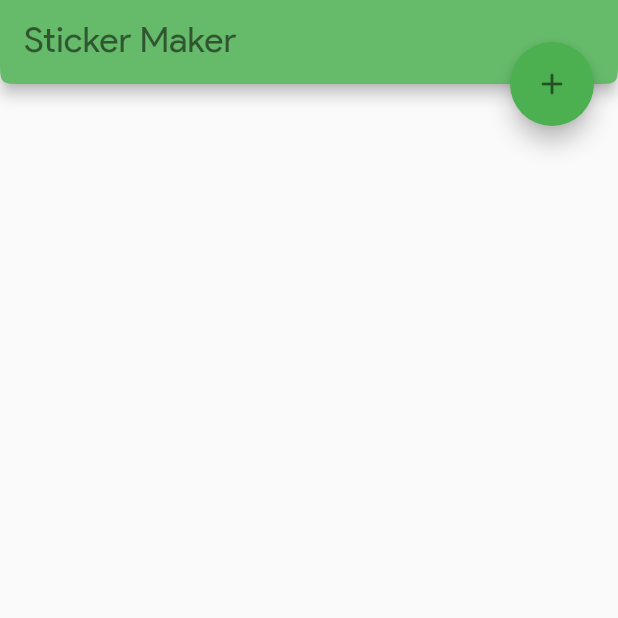
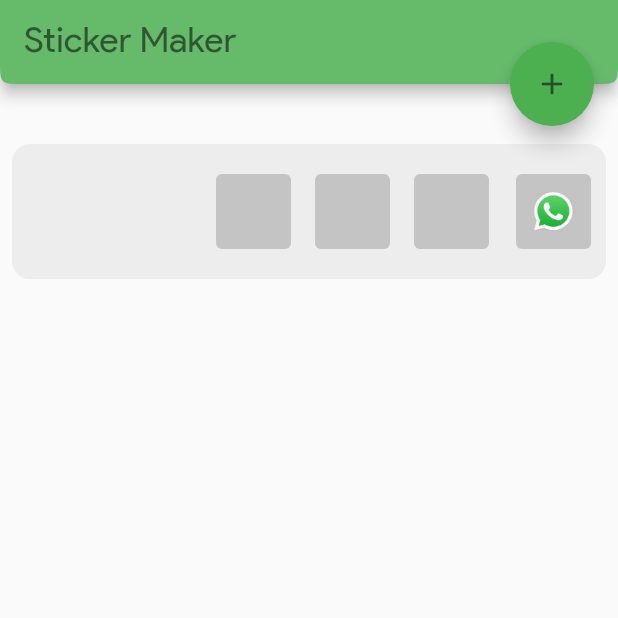
Before and after one commit to mstech66/stickermaker, a Flutter app: the AddSticker screen opened by its route, after a tap on the "save" icon, on a phone screen of 412 x 824 dp, the top half of it. Run offline on Flutter 3.47's test engine with Material 2 defaults, Android fonts, the phone set to English and light mode, and no system bars; our stand-ins replace equatable, file_picker, flutter_bloc, flutter_image_compress, sembast; missing offline and left inert: whatsapp_stickers.

Commit message:
Reformatted Sticker List Page
Added sticker_tile that shows up sticker title, and top 3 stickers along with placeholders and addToWhatsapp button
Add To Whatsapp button and sticker tile click is non-functional atm
Added splash event when click on it with Inkwell

```diff
--- /dev/null
+++ b/lib/components/sticker_tile.dart
@@ -0,0 +1,147 @@
+import 'dart:core';
+import 'dart:io';
+
+import 'package:flutter/material.dart';
+import 'package:stickermaker/data/sticker.dart';
+import 'package:stickermaker/styles/styles.dart';
+
+final Color cardColor = Color.fromRGBO(237, 237, 237, 1);
+final Color cardPlaceholderColor = Color.fromRGBO(196, 196, 196, 1);
+
+class StickerTile extends StatefulWidget {
+  final Sticker sticker;
+
+  const StickerTile({@required this.sticker});
+
+  @override
+  State<StickerTile> createState() => _StickerTileState();
+}
+
+class _StickerTileState extends State<StickerTile> {
+  int stickerLength = 0;
+
+  @override
+  void initState() {
+    stickerLength = widget.sticker.stickers.length;
+    super.initState();
+  }
+
+  @override
+  Widget build(BuildContext context) {
+    return Card(
+          elevation: 0,
+          color: cardColor,
+          shape: Styles.roundedBorderShape(),
+          margin: EdgeInsets.all(8),
+          child: InkWell(
+            splashColor: cardPlaceholderColor,
+            onTap: (){},
+            borderRadius: BorderRadius.circular(6),
+            child: Row(
+              mainAxisAlignment: MainAxisAlignment.spaceBetween,
+              children: [
+                Flexible(
+                  flex: 1,
+                  child: Padding(
+                    padding: const EdgeInsets.all(10.0),
+                    child: RichText(
+                      text: TextSpan(
+                          text: widget.sticker.name,
+                          style: TextStyle(
+                              color: Colors.black, fontFamily: 'ProductSans')),
+                      overflow: TextOverflow.ellipsis,
+                    ),
+                  ),
+                ),
+                Flexible(
+                  flex: 3,
+                  child: Row(mainAxisAlignment: MainAxisAlignment.end, children: [
+                    if (stickerLength >= 3)
+                      ...widget.sticker.stickers
+                          .map((sticker) => fileImage(sticker.imgFile))
+                          .toList()
+                          .take(3)
+                    else ...[
+                      ...widget.sticker.stickers
+                          .map((sticker) => fileImage(sticker.imgFile))
+                          .toList(),
+                      ...returnPlaceholderList(3 - stickerLength)
+                    ],
+                    addToWhatsappButton()
+                  ]),
+                ),
+              ],
+            ),
+      ),
+    );
+  }
+}
+
+Widget fileImage(filePath) {
+  return Padding(
+    padding: const EdgeInsets.symmetric(vertical: 20, horizontal: 8),
+    child: Stack(children: [
+      Container(
+        width: 50,
+        height: 50,
+        decoration: BoxDecoration(
+            borderRadius: BorderRadius.circular(6),
+            color: cardPlaceholderColor),
+      ),
+      ClipRRect(
+        borderRadius: BorderRadius.circular(6),
+        child: Image.file(
+          File(filePath),
+          width: 50,
+          height: 50,
+        ),
+      ),
+    ]),
+  );
+}
+
+List<Widget> returnPlaceholderList(int total) {
+  List<Widget> placeholderList = [];
+  for (var i = 0; i < total; i++) {
+    placeholderList.add(Padding(
+      padding: const EdgeInsets.symmetric(vertical: 20, horizontal: 8),
+      child: Card(
+        elevation: 0,
+        margin: EdgeInsets.all(0),
+        child: Container(
+          width: 50,
+          height: 50,
+        ),
+        color: cardPlaceholderColor,
+      ),
+    ));
+  }
+  return placeholderList;
+}
+
+Widget addToWhatsappButton() {
+  return Padding(
+    padding: const EdgeInsets.all(6.0),
+    child: Stack(
+      children: [
+        Card(
+          elevation: 0,
+          child: Container(
+            width: 50,
+            height: 50,
+          ),
+          color: cardPlaceholderColor,
+        ),
+        Positioned.fill(
+            child: Align(
+          alignment: Alignment.center,
+          child: Image.asset(
+            'assets/whatsapp.png',
+            width: 30,
+            height: 30,
+          ),
+        ))
+      ],
+    ),
+  );
+}
--- a/lib/data/emoji.dart
+++ /dev/null
@@ -1,20 +0,0 @@
-import 'package:flutter/widgets.dart';
-
-class Emoji {
-  List<String> emojis;
-
-  Emoji({@required this.emojis});
-
-  Map<String, dynamic> toMap() {
-    return {'emojis': emojis};
-  }
-
-  static Emoji fromMap(Map<String, dynamic> emojiMap) {
-    return Emoji(emojis: emojiMap['emojis']);
-  }
-
-  @override
-  String toString() {
-    return 'emojis: $emojis';
-  }
-}
--- a/lib/pages/add_sticker.dart
+++ b/lib/pages/add_sticker.dart
@@ -9,7 +9,6 @@ import 'package:image/image.dart' as imagePkg;
 import 'package:path_provider/path_provider.dart';
 import 'package:stickermaker/bloc/sticker_bloc.dart';
 import 'package:stickermaker/data/WhatsappSticker.dart';
-import 'package:stickermaker/data/emoji.dart';
 import 'package:stickermaker/data/sticker.dart';
 import 'package:stickermaker/styles/styles.dart';
 import 'package:whatsapp_stickers/exceptions.dart';
@@ -144,6 +143,9 @@ class _AddStickerState extends State<AddSticker> with TickerProviderStateMixin {
         identifier: generateRandomStickerId(stickerTitle),
         name: stickerTitle,
         publisher: authorName,
+        publisherWebsite: '',
+        privacyPolicyWebsite: '',
+        licenseAgreementWebsite: '',
         trayImageFileName: 'assets/tray_Cuppy.png',
         stickers: stickersMap,
         createTimeStamp: currentTimeStamp);
--- a/lib/pages/sticker_list.dart
+++ b/lib/pages/sticker_list.dart
@@ -1,6 +1,7 @@
 import 'package:flutter/material.dart';
 import 'package:flutter_bloc/flutter_bloc.dart';
 import 'package:stickermaker/bloc/sticker_bloc.dart';
+import 'package:stickermaker/components/sticker_tile.dart';
 
 class StickerList extends StatefulWidget {
   const StickerList({Key key}) : super(key: key);
@@ -61,13 +62,12 @@ class _StickerListState extends State<StickerList> {
                         child: Text("No stickers added 😛"),
                       )
                     : ListView.builder(
+                        padding: EdgeInsets.only(top: 32),
                         itemCount: state.props.length,
                         itemBuilder: (context, index) {
                           var displayedSticker = state.props[index];
                           print(displayedSticker);
-                          return ListTile(
-                            title: Text(displayedSticker.name),
-                          );
+                          return StickerTile(sticker: displayedSticker);
                         },
                       ));
       },
--- a/lib/styles/styles.dart
+++ b/lib/styles/styles.dart
@@ -2,11 +2,11 @@ import 'package:flutter/material.dart';
 
 class Styles {
   static const CARD_BORDER_RADIUS = 12.0;
+  static Color highlightColor = Colors.green[400];
 
   static RoundedRectangleBorder roundedBorderShape() {
     return RoundedRectangleBorder(
         borderRadius: BorderRadius.circular(CARD_BORDER_RADIUS));
   }
 
-
 }
```
